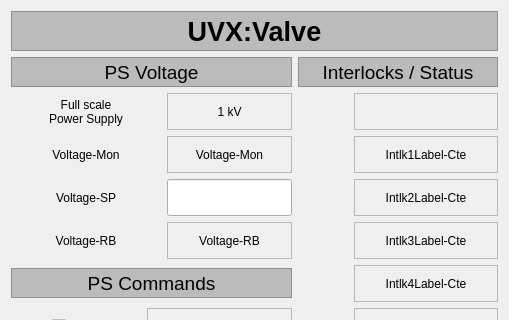
lnls-sirius/pydm-opi, file siriushlacon/spixconv/ui/uvx.ui: the form before one commit; both pictures show x 0 to 509 and y 0 to 320 of the 509 by 485 pixel window.
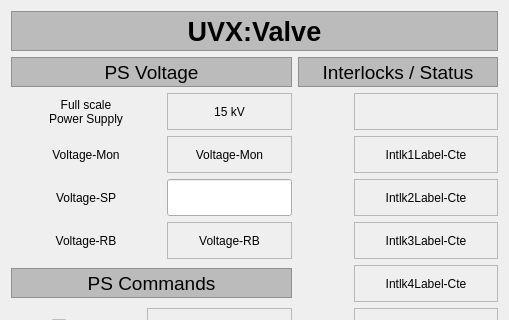
The form after the commit. Custom widgets are drawn as their Qt base class.

Commit message: spixconv: voltage scale adjusted in uvx.ui

```diff
--- a/siriushlacon/spixconv/ui/uvx.ui
+++ b/siriushlacon/spixconv/ui/uvx.ui
@@ -933,7 +933,7 @@
         <enum>QFrame::StyledPanel</enum>
        </property>
        <property name="text">
-        <string>1 kV</string>
+        <string>15 kV</string>
        </property>
        <property name="alignment">
         <set>Qt::AlignCenter</set>
```
Lines whose indentation alone changed are shown as unchanged.
